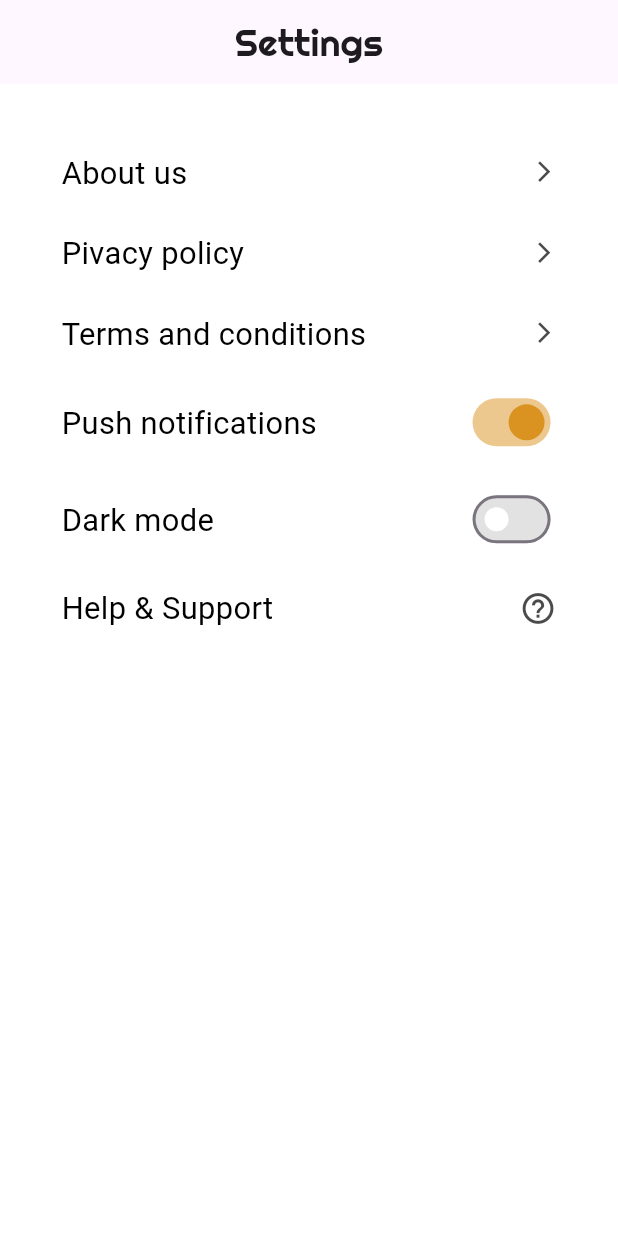
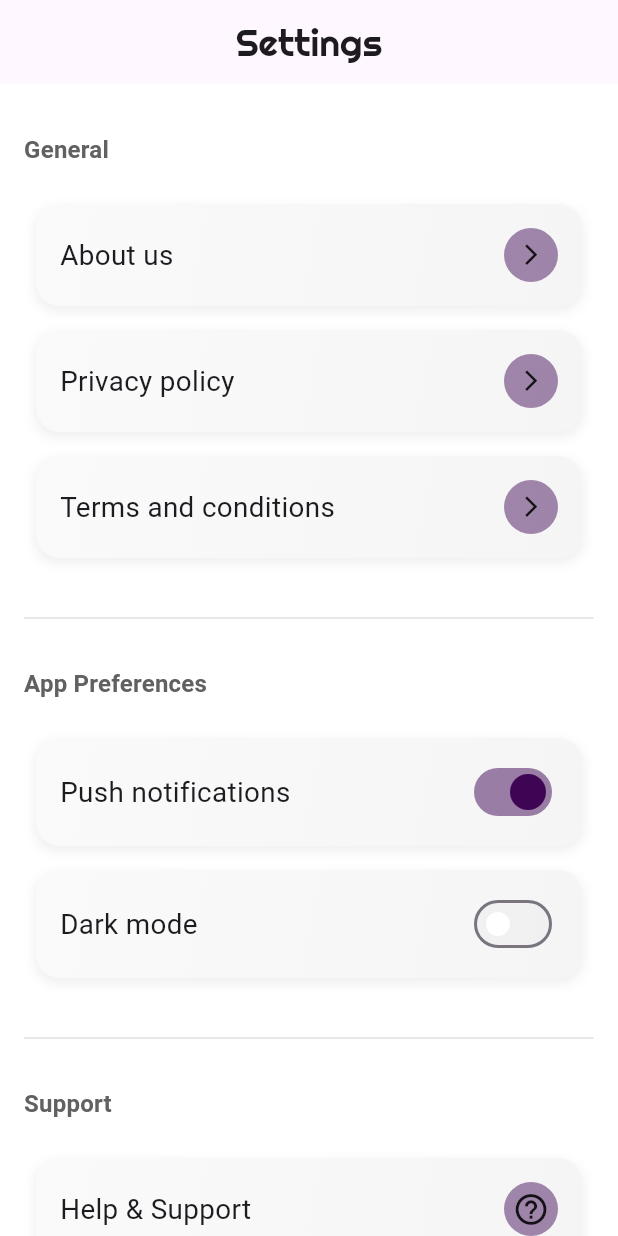
Before and after one commit to rababhamdyy-SmartFinancialManagement/finyx_mobile_app, a Flutter app: the SettingScreen screen opened directly, on a phone screen of 412 x 824 dp. Run offline on Flutter 3.47's test engine with Material 3 defaults, Android fonts, the phone set to English and light mode, and no system bars; our stand-ins replace fl_chart, flutter_bloc, pin_code_fields, shared_preferences, smooth_page_indicator; accounts and stored records are empty.

Commit message:
edit setting

```diff
--- a/lib/views/setting/setting_view.dart
+++ b/lib/views/setting/setting_view.dart
@@ -12,23 +12,37 @@ class _SettingScreenState extends State<SettingScreen> {
   @override
   Widget build(BuildContext context) {
     return Scaffold(
+      backgroundColor: Theme.of(context).scaffoldBackgroundColor,
       appBar: AppBar(
         automaticallyImplyLeading: false,
-        title: const Text(
-          'Settings', // Title displayed in the app bar
+        title: Text(
+          'Settings',
           style: TextStyle(
             fontFamily: 'Righteous',
-            fontSize: 25,
+            fontSize: MediaQuery.of(context).size.width * 0.06,
           ),
         ),
         centerTitle: true,
+        backgroundColor: Theme.of(context).appBarTheme.backgroundColor,
+        foregroundColor: Theme.of(context).appBarTheme.foregroundColor,
+        elevation: 0,
       ),
       body: SafeArea(
         child: SingleChildScrollView(
           child: Padding(
-            padding: const EdgeInsets.fromLTRB(8, 32, 8, 0),
+            padding: const EdgeInsets.fromLTRB(16, 32, 16, 0),
             child: Column(
+              crossAxisAlignment: CrossAxisAlignment.start,
               children: [
+                // Section: General
+                Text(
+                  "General",
+                  style: Theme.of(context).textTheme.titleMedium!.copyWith(
+                        fontWeight: FontWeight.bold,
+                        color: Colors.grey[700],
+                      ),
+                ),
+                const SizedBox(height: 16),
                 CustomContainerButton(
                   text: "About us",
                   onPressed: () {
@@ -37,7 +51,7 @@ class _SettingScreenState extends State<SettingScreen> {
                   icon: Icons.arrow_forward_ios_outlined,
                 ),
                 CustomContainerButton(
-                  text: "Pivacy policy",
+                  text: "Privacy policy",
                   onPressed: () {
                     Navigator.pushNamed(context, '/PrivacyPolicy');
                   },
@@ -48,22 +62,47 @@ class _SettingScreenState extends State<SettingScreen> {
                   onPressed: () {
                     Navigator.pushNamed(context, '/TermsAndConditions');
                   },
-
                   icon: Icons.arrow_forward_ios_outlined,
                 ),
+                const SizedBox(height: 24),
+                Divider(thickness: 1, color: Colors.grey.shade300),
+                const SizedBox(height: 24),
+
+                // Section: App Preferences
+                Text(
+                  "App Preferences",
+                  style: Theme.of(context).textTheme.titleMedium!.copyWith(
+                        fontWeight: FontWeight.bold,
+                        color: Colors.grey[700],
+                      ),
+                ),
+                const SizedBox(height: 16),
                 CustomContainerButton(
                   text: "Push notifications",
                   onPressed: () {},
-                  icon: Icons.arrow_forward_ios_outlined,
+                  icon: Icons.notifications_outlined,
                   isSwitch: true,
                   initialSelected: true,
                 ),
                 CustomContainerButton(
                   text: "Dark mode",
                   onPressed: () {},
-                  icon: Icons.arrow_forward_ios_outlined,
+                  icon: Icons.dark_mode_outlined,
                   isSwitch: true,
                 ),
+                const SizedBox(height: 24),
+                Divider(thickness: 1, color: Colors.grey.shade300),
+                const SizedBox(height: 24),
+
+                // Section: Support
+                Text(
+                  "Support",
+                  style: Theme.of(context).textTheme.titleMedium!.copyWith(
+                        fontWeight: FontWeight.bold,
+                        color: Colors.grey[700],
+                      ),
+                ),
+                const SizedBox(height: 16),
                 CustomContainerButton(
                   text: "Help & Support",
                   onPressed: () {
--- a/lib/widgets/buttons_widgets/custom_container_button.dart
+++ b/lib/widgets/buttons_widgets/custom_container_button.dart
@@ -37,35 +37,52 @@ class _CustomContainerButtonState extends State<CustomContainerButton> {
   @override
   Widget build(BuildContext context) {
     return Padding(
-      padding: EdgeInsets.symmetric(
-        horizontal: MediaQuery.of(context).size.width * 0.05,
-        // vertical: MediaQuery.of(context).size.height * 0.005,
+      padding: const EdgeInsets.symmetric(vertical: 8.0, horizontal: 8),
+      child: Material(
+        color: Colors.transparent,
+        borderRadius: BorderRadius.circular(16),
+        child: InkWell(
+          onTap: widget.onPressed,
+          borderRadius: BorderRadius.circular(16),
+          splashColor: Theme.of(context).primaryColor.withAlpha(50),
+          child: Container(
+            padding: const EdgeInsets.symmetric(horizontal: 16, vertical: 16),
+            decoration: BoxDecoration(
+              gradient: const LinearGradient(
+                colors: [Color(0xFFFAFAFA), Color(0xFFF5F5F5)],
+                begin: Alignment.topLeft,
+                end: Alignment.bottomRight,
               ),
-      child: GestureDetector(
-        onTap: widget.onPressed,
-        child: Container(
-          padding: EdgeInsets.symmetric(
-            vertical: MediaQuery.of(context).size.height * 0.015,
-            horizontal: MediaQuery.of(context).size.width * 0.03,
+              borderRadius: BorderRadius.circular(16),
+              boxShadow: [
+                BoxShadow(
+                  color: Colors.black.withAlpha(15),
+                  blurRadius: 6,
+                  spreadRadius: 1,
+                  offset: const Offset(0, 3),
                 ),
-          decoration: BoxDecoration(
-            color: Colors.transparent,
-            borderRadius: BorderRadius.circular(8),
+              ],
             ),
             child: Row(
               mainAxisAlignment: MainAxisAlignment.spaceBetween,
               children: [
+                // Text
                 CustomText(
                   text: widget.text,
-                color: Colors.black,
-                fontSize: 0.05,
+                  fontSize: 0.045,
+                  isBold: false,
+                  color:
+                      Theme.of(context).textTheme.bodyMedium?.color ??
+                      Colors.black,
                 ),
+
+                // Icon or Switch
                 widget.isSwitch
                     ? Switch(
                       value: selected,
-                    activeColor: const Color(0xFFDA9220),
+                      activeColor: const Color(0xFF3E0555),
                       inactiveThumbColor: Colors.white,
-                    inactiveTrackColor: Colors.grey.withOpacity(0.3),
+                      inactiveTrackColor: Colors.grey.withAlpha(15),
                       materialTapTargetSize: MaterialTapTargetSize.shrinkWrap,
                       onChanged: (bool value) {
                         setState(() {
@@ -76,12 +93,19 @@ class _CustomContainerButtonState extends State<CustomContainerButton> {
                         }
                       },
                     )
-                  : Icon(
+                    : CircleAvatar(
+                      radius: 18,
+                      backgroundColor: Color(0xFF3E0555).withAlpha(120),
+                      child: Icon(
                         widget.icon,
-                    color: const Color(0xFF4B4B4B),
-                    size: MediaQuery.of(context).size.height * widget.iconSize,
+                        color: Colors.black87,
+                        size:
+                            MediaQuery.of(context).size.height *
+                            widget.iconSize,
+                      ),
                     ),
               ],
+            ),
           ),
         ),
       ),
--- a/lib/widgets/homepage/custom_bottom_navbar.dart
+++ b/lib/widgets/homepage/custom_bottom_navbar.dart
@@ -15,7 +15,7 @@ class CustomBottomNavbar extends StatelessWidget {
     final currentIndex = context.watch<NavigationCubit>().state.index;
 
     return BottomAppBar(
-      color: const Color(0xFF261863),
+      color: const Color(0xFF3E0555),
       shape: const CircularNotchedRectangle(),
       notchMargin: screenWidth * 0.02,
       elevation: 10,
```
Lines whose indentation alone changed are shown as unchanged.
